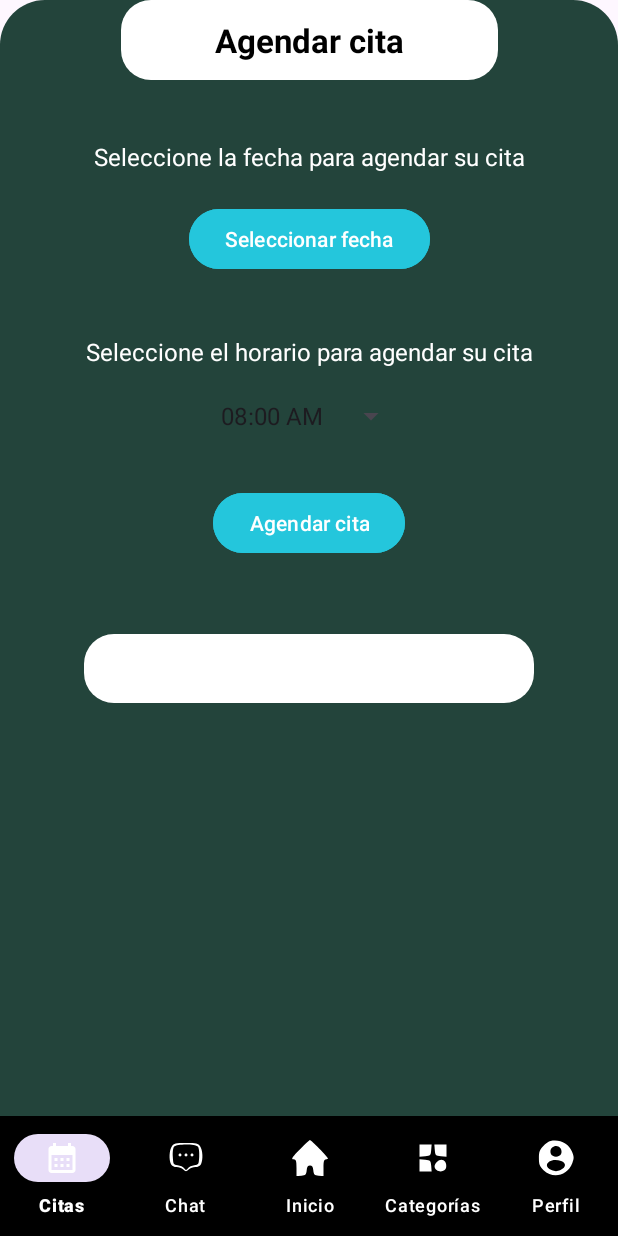
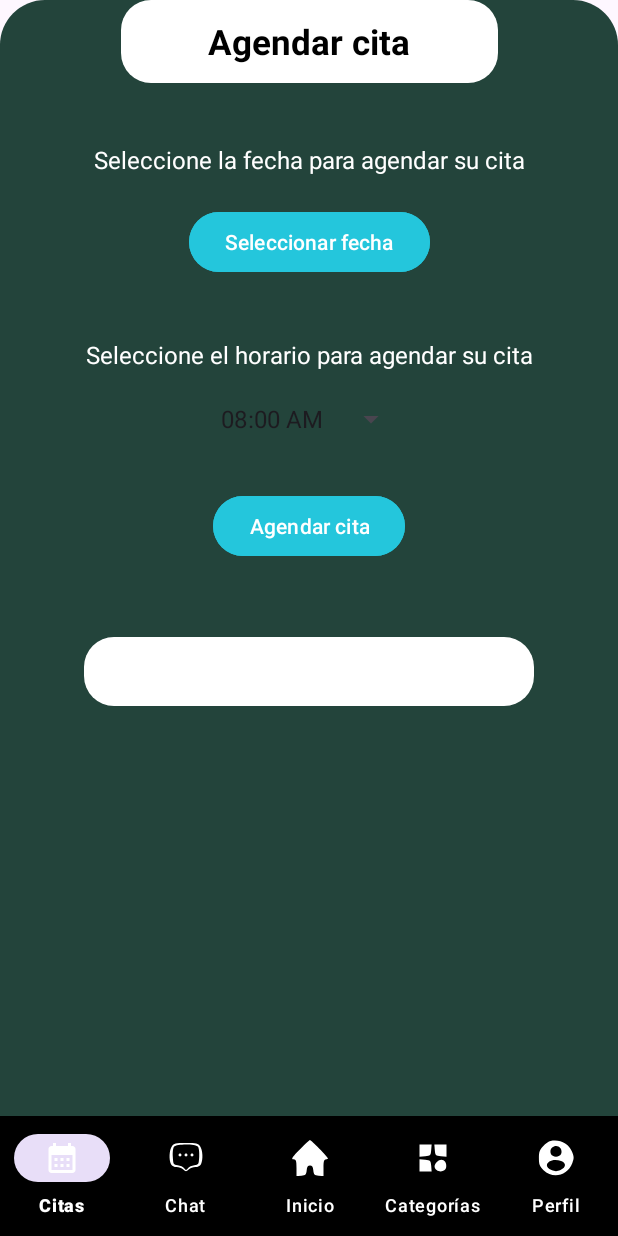
Before and after one commit to AlexisAmadorAlarconVazquez/Proyecto, an Android app: the screen it shows after launch (MainActivity), on a phone screen of 412 x 824 dp. Run offline under Robolectric (Android 15) with nearby library versions, the phone set to English and light mode, and no system bars.

```diff
--- a/app/src/main/res/layout/activity_main.xml
+++ b/app/src/main/res/layout/activity_main.xml
@@ -17,7 +17,7 @@
         android:text="Agendar cita"
         android:textColor="#000000"
         android:textStyle="bold"
-        android:textSize="22sp"
+        android:textSize="23sp"
         android:gravity="center"
         android:padding="12dp"
         android:background="@drawable/redondoblanco_background"
```
